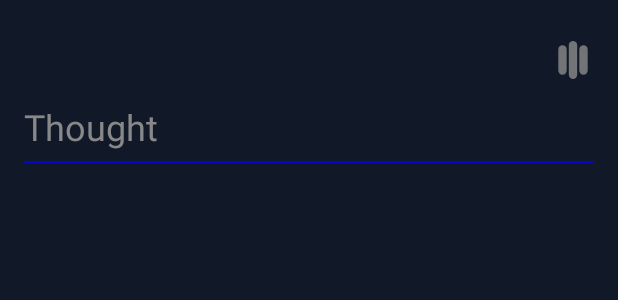
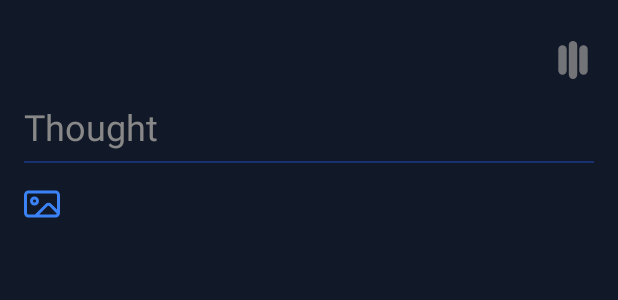
Before and after one commit to thodea/thodea-android, an Android app built with Jetpack Compose: the @Preview function PostScreenPreview, on a phone screen of 412 x 824 dp. Shown: the top 300 px of the screen. Run offline under Robolectric (Android 15) with nearby library versions, the phone set to English and light mode, and no system bars.

Commit message:
[POST] Added 4 UI Changes - [Component] reset button next to navigation to Feed - [Style] max 7 lines in input text - [Media + Component] svg icon for media input - [Component] POST button

```diff
--- a/app/src/main/java/com/example/thodea/ui/composables/NavigationScreens.kt
+++ b/app/src/main/java/com/example/thodea/ui/composables/NavigationScreens.kt
@@ -17,7 +17,7 @@ import com.example.thodea.ui.composables.tabs.SearchScreen
  */
 @Composable
 fun NavigationScreens(navController: NavHostController) {
-    NavHost(navController, startDestination = NavItem.Post.path) {
+    NavHost(navController, startDestination = NavItem.Feed.path) {
         composable(NavItem.Post.path) {
             PostScreen(onNavigateToFeed = {
                 navController.navigate(NavItem.Feed.path) {
--- a/app/src/main/java/com/example/thodea/ui/composables/tabs/Post.kt
+++ b/app/src/main/java/com/example/thodea/ui/composables/tabs/Post.kt
@@ -1,6 +1,8 @@
 package com.example.thodea.ui.composables.tabs
 
 import androidx.compose.foundation.Canvas
+import androidx.compose.foundation.background
+import androidx.compose.foundation.clickable
 import androidx.compose.foundation.layout.Arrangement
 import androidx.compose.foundation.layout.Box
 import androidx.compose.foundation.layout.Column
@@ -13,10 +15,14 @@ import androidx.compose.foundation.layout.fillMaxWidth
 import androidx.compose.foundation.layout.height
 import androidx.compose.foundation.layout.padding
 import androidx.compose.foundation.layout.size
+import androidx.compose.foundation.layout.width
 import androidx.compose.foundation.layout.widthIn
+import androidx.compose.foundation.shape.CircleShape
+import androidx.compose.foundation.shape.RoundedCornerShape
 import androidx.compose.material3.Button
 import androidx.compose.material3.ButtonDefaults
 import androidx.compose.foundation.text.BasicTextField
+import androidx.compose.material3.Icon
 import androidx.compose.material3.Scaffold
 import androidx.compose.material3.Text
 import androidx.compose.runtime.mutableStateOf
@@ -34,8 +40,14 @@ import androidx.compose.ui.unit.dp
 import androidx.compose.ui.unit.sp
 import androidx.compose.runtime.getValue
 import androidx.compose.runtime.setValue
+import androidx.compose.ui.draw.clip
 import androidx.compose.ui.draw.drawBehind
+import androidx.compose.ui.draw.shadow
+import androidx.compose.ui.graphics.Brush
 import androidx.compose.ui.graphics.SolidColor
+import androidx.compose.ui.res.painterResource
+import androidx.compose.ui.text.font.FontWeight
+import com.example.thodea.R
 
 @Composable
 fun PostScreen(
@@ -89,11 +101,29 @@ fun ThreeRowLayout(
             verticalAlignment = Alignment.CenterVertically
         ) {
             // Hidden text (still takes space if you use alpha = 0f)
+            Row(
+                verticalAlignment = Alignment.CenterVertically // aligns circle with the text's middle
+            ) {
                 Text(
                     text = hiddenText,
-                modifier = Modifier.alpha(0f) // Invisible but occupies space
+                    fontSize = 20.sp,
+                    color = Color(0xFF8B8B8B),
+                    modifier = Modifier
+                        .alpha(if (textValue.trim().isNotEmpty()) 1f else 0f)
+                        .clickable { onTextChange("") }
                 )
 
+                Spacer(modifier = Modifier.width(8.dp)) // spacing between text and circle
+
+                Box(
+                    modifier = Modifier
+                        .alpha(if (textValue.trim().isNotEmpty()) 1f else 0f)
+                        .padding(top = 2.dp)
+                        .size(8.dp) // tiny circle
+                        .clip(CircleShape)
+                        .background(Color(147, 197, 253)) // Tailwind-style blue-500
+                )
+            }
             Button(
                 onClick = onButtonClick,
                 modifier = Modifier
@@ -151,6 +181,7 @@ fun ThreeRowLayout(
 
         // Row 2: Input Text Field
         BasicTextField(
+            maxLines = 7,
             value = textValue,
             onValueChange = onTextChange,
             modifier = Modifier
@@ -161,7 +192,7 @@ fun ThreeRowLayout(
                     val strokeWidth = 1.dp.toPx()
                     val y = size.height // Position at the bottom of the component
                     drawLine(
-                        color = Color.Blue,
+                        color = Color(30, 58, 138),
                         start = Offset(0f, y),
                         end = Offset(size.width, y),
                         strokeWidth = strokeWidth
@@ -190,43 +221,69 @@ fun ThreeRowLayout(
                 }
             }
         )
+
         Spacer(modifier = Modifier.height(8.dp))
 
-        // Row 3: Hidden Row
+        // Row 3: Media input
         Row(
+            verticalAlignment = Alignment.CenterVertically,
+            modifier = Modifier
+                .clickable(onClick = { } )
+                .padding(end = 32.dp) // pr-8 in Tailwind (8 * 4 = 32)
+        ) {
+            // SVG icon - you'll need to add the vector asset to your project
+            Icon(
+                painter = painterResource(id = R.drawable.ic_media_input), // Replace with your actual SVG
+                contentDescription = "Image icon",
+                tint = Color(0xFF3B82F6), // Adjust color as needed
+                modifier = Modifier
+                    .width(24.dp)
+                    .height(24.dp)
+            )
+        }
+
+
+        Spacer(modifier = Modifier.height(8.dp))
+
+        // Row 4: POST Button
+        val canPost = textValue.trim().isNotEmpty() // or your own logic
+
+        if (canPost) {
+            Box(
                 modifier = Modifier
                     .fillMaxWidth()
-                .height(0.dp) // Or use alpha(0f) to keep space
+                    .height(40.dp)
+                    .padding(top = 8.dp)
+                    .shadow(
+                        elevation = 4.dp,
+                        shape = RoundedCornerShape(8.dp),
+                        // Optional: adjust these for different shadow appearances
+                        clip = false, // set to true if you want content to respect the rounded corners
+                        ambientColor = Color.Black,
+                        spotColor = Color.Black
+                    )
+                    .clip(RoundedCornerShape(8.dp))
+                    .background(
+                        Brush.verticalGradient(
+                            colors = listOf(
+                                Color(0xFF3B82F6), // blue-500
+                                Color(0xFF1E40AF)  // Light blue bottom
+                            )
+                        )
+                    )
+                    .clickable {
+                        // call your post handler here
+                        // handlePost(userName, textValue, assetExtension)
+                    },
+                contentAlignment = Alignment.Center
             ) {
-            // Hidden content
                 Text(
-                text = "Hidden row content",
-                modifier = Modifier.alpha(0f) // Invisible but keeps height if needed
+                    text = "POST",
+                    fontSize = 18.sp,
+                    fontWeight = FontWeight.SemiBold,
+                    color = Color(229, 231, 235)
                 )
             }
         }
     }
-
-
-
-
-
-/*
-@Preview(showBackground = true)
-@Composable
-fun PostScreenPreview() {
-    PostScreen(
-        hiddenText = "reset",
-        onButtonClick = {},
-        textValue = "",
-        onTextChange = {}
-    )
 }
-
-/*@Preview(showBackground = true)
-@Composable
-fun ArtistCardPreview() {
-    MaterialTheme {
-        ArtistCard()
-    }
-}*/*/
--- /dev/null
+++ b/app/src/main/res/drawable/ic_media_input.xml
@@ -0,0 +1,14 @@
+<vector xmlns:android="http://schemas.android.com/apk/res/android"
+    android:width="24dp"
+    android:height="24dp"
+    android:viewportWidth="24"
+    android:viewportHeight="24">
+  <path
+      android:pathData="M7,7C5.343,7 4,8.343 4,10C4,11.657 5.343,13 7,13C8.657,13 10,11.657 10,10C10,8.343 8.657,7 7,7ZM6,10C6,9.448 6.448,9 7,9C7.552,9 8,9.448 8,10C8,10.552 7.552,11 7,11C6.448,11 6,10.552 6,10Z"
+      android:fillColor="#3B82F6"
+      android:fillType="evenOdd"/>
+  <path
+      android:pathData="M3,3C1.343,3 0,4.343 0,6V18C0,19.657 1.343,21 3,21H21C22.657,21 24,19.657 24,18V6C24,4.343 22.657,3 21,3H3ZM21,5H3C2.448,5 2,5.448 2,6V18C2,18.552 2.448,19 3,19H7.314L14.192,12.121C15.364,10.95 17.264,10.95 18.435,12.121L22,15.686V6C22,5.448 21.552,5 21,5ZM21,19H10.142L15.607,13.536C15.997,13.145 16.63,13.145 17.021,13.536L21.907,18.422C21.748,18.763 21.402,19 21,19Z"
+      android:fillColor="#3B82F6"
+      android:fillType="evenOdd"/>
+</vector>
```
Lines whose indentation alone changed are shown as unchanged.
